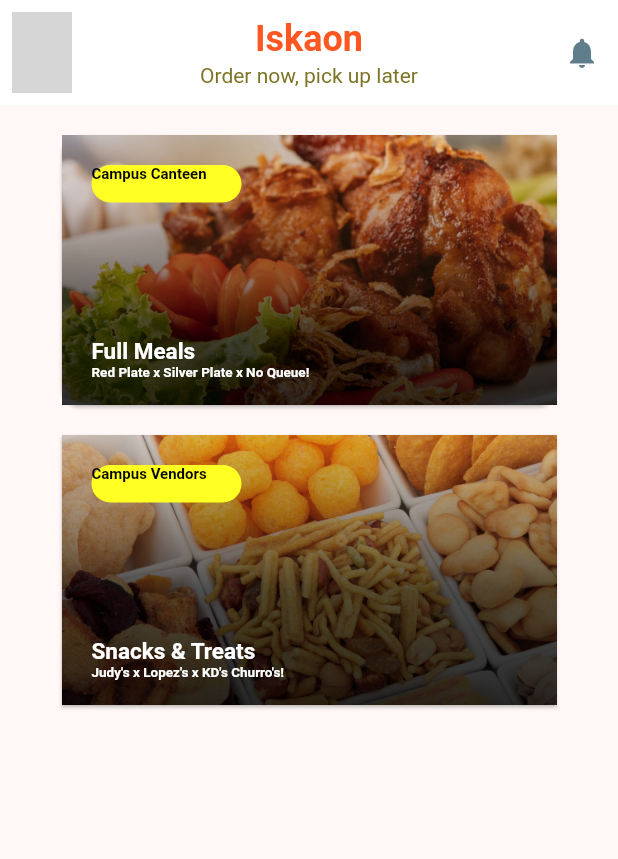
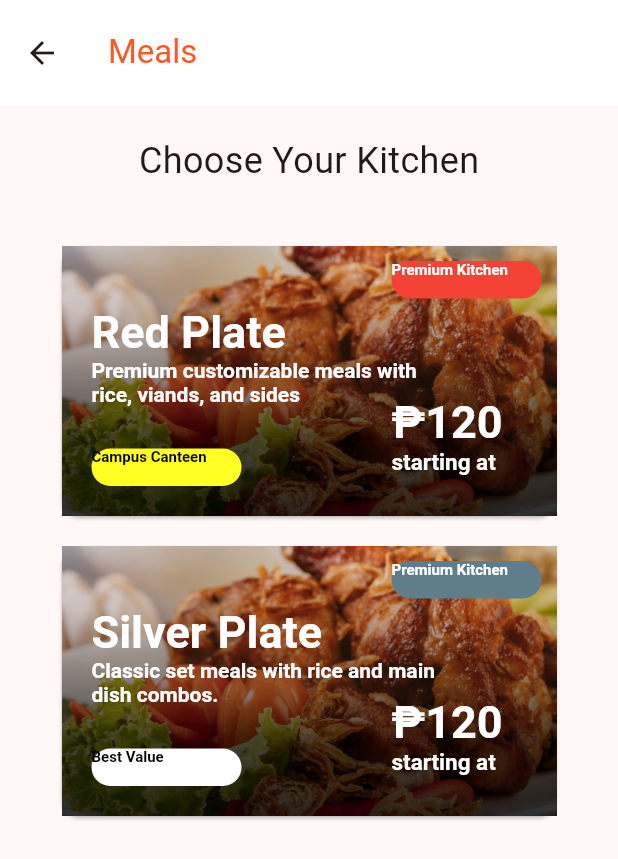
Before and after one commit to bright4Pres/JMResearch, a Flutter app: the screen it shows after launch, after a tap on "Campus Canteen", on a phone screen of 412 x 824 dp. Shown: the top 859 px of the screen. Run offline on Flutter 3.47's test engine with Material 3 defaults, Android fonts, the phone set to English and light mode, and no system bars; grey boxes are pictures that could not be loaded.

Commit message:
meal_screen

```diff
--- a/myapp/lib/screens/home_screen.dart
+++ b/myapp/lib/screens/home_screen.dart
@@ -1,4 +1,5 @@
 import 'package:flutter/material.dart';
+import 'meal_screen.dart';
 
 class HomeScreen extends StatefulWidget {
   const HomeScreen({super.key});
@@ -66,7 +67,12 @@ class _HomeScreenState extends State<HomeScreen> {
             Container(
               margin: const EdgeInsets.only(top: 20),
               child: ElevatedButton(
-                onPressed: () {},
+                onPressed: () {
+                  Navigator.push(
+                    context,
+                    MaterialPageRoute(builder: (context) => MealScreen()),
+                  );
+                },
                 style: ElevatedButton.styleFrom(
                   backgroundColor: Colors.transparent,
                   padding: EdgeInsets.zero,
--- /dev/null
+++ b/myapp/lib/screens/meal_screen.dart
@@ -0,0 +1,296 @@
+import 'package:flutter/material.dart';
+
+class MealScreen extends StatefulWidget {
+  const MealScreen({super.key});
+
+  @override
+  State<MealScreen> createState() => _MealScreenState();
+}
+
+class _MealScreenState extends State<MealScreen> {
+  @override
+  Widget build(BuildContext context) {
+    return Scaffold(
+      appBar: AppBar(
+        title: const Text('Meals', style: TextStyle(color: Colors.deepOrange)),
+        backgroundColor: Colors.white,
+        toolbarHeight: 70,
+      ),
+      body: Center(
+        child: Column(
+          children: [
+            Container(
+              margin: const EdgeInsets.all(20),
+              child: const Text(
+                'Choose Your Kitchen',
+                style: TextStyle(fontSize: 24),
+              ),
+            ),
+            Container(
+              margin: const EdgeInsets.only(top: 20),
+              child: ElevatedButton(
+                onPressed: () {
+                  Navigator.push(
+                    context,
+                    MaterialPageRoute(builder: (context) => MealScreen()),
+                  );
+                },
+                style: ElevatedButton.styleFrom(
+                  backgroundColor: Colors.transparent,
+                  padding: EdgeInsets.zero,
+                  textStyle: const TextStyle(
+                    fontSize: 18,
+                    fontWeight: FontWeight.bold,
+                  ),
+                  shape: RoundedRectangleBorder(
+                    borderRadius: BorderRadius.circular(12),
+                  ),
+                  minimumSize: const Size(330, 180),
+                ),
+                child: Container(
+                  decoration: BoxDecoration(
+                    image: DecorationImage(
+                      image: AssetImage('assets/images/Meals.png'),
+                      fit: BoxFit.cover,
+                    ),
+                  ),
+                  width: 330,
+                  height: 180,
+                  child: Stack(
+                    children: [
+                      Positioned(
+                        bottom: 60,
+                        left: 20,
+                        child: Container(
+                          width: 240,
+                          height: 80,
+                          child: Column(
+                            crossAxisAlignment: CrossAxisAlignment.start,
+                            children: [
+                              Text(
+                                "Red Plate",
+                                style: TextStyle(
+                                  color: Colors.white,
+                                  fontWeight: FontWeight.bold,
+                                  fontSize: 30,
+                                ),
+                              ),
+                              Text(
+                                "Premium customizable meals with rice, viands, and sides",
+                                style: TextStyle(
+                                  color: Colors.white,
+                                  fontSize: 14,
+                                ),
+                              ),
+                            ],
+                          ),
+                        ),
+                      ),
+                      Positioned(
+                        top: 135,
+                        left: 20,
+                        child: Container(
+                          width: 100,
+                          height: 25,
+                          decoration: BoxDecoration(
+                            color: const Color.fromARGB(255, 255, 255, 35),
+                            borderRadius: BorderRadius.circular(15),
+                          ),
+                          child: Text(
+                            "Campus Canteen",
+                            style: TextStyle(
+                              color: Colors.black,
+                              fontSize: 10.0,
+                            ),
+                          ),
+                        ),
+                      ),
+                      Positioned(
+                        top: 10,
+                        left: 220,
+                        child: Container(
+                          width: 100,
+                          height: 25,
+                          decoration: BoxDecoration(
+                            color: Colors.red,
+                            borderRadius: BorderRadius.circular(15),
+                          ),
+                          child: Text(
+                            "Premium Kitchen",
+                            style: TextStyle(
+                              color: Colors.white,
+                              fontSize: 10.0,
+                            ),
+                          ),
+                        ),
+                      ),
+                      Positioned(
+                        top: 100,
+                        left: 220,
+                        child: Container(
+                          width: 240,
+                          height: 80,
+                          child: Column(
+                            crossAxisAlignment: CrossAxisAlignment.start,
+                            children: [
+                              Text(
+                                "₱120",
+                                style: TextStyle(
+                                  color: Colors.white,
+                                  fontWeight: FontWeight.bold,
+                                  fontSize: 30,
+                                ),
+                              ),
+                              Text(
+                                "starting at",
+                                style: TextStyle(
+                                  color: Colors.white,
+                                  fontSize: 15,
+                                ),
+                              ),
+                            ],
+                          ),
+                        ),
+                      ),
+                    ],
+                  ),
+                ),
+              ),
+            ),
+            Container(
+              margin: const EdgeInsets.only(top: 20),
+              child: ElevatedButton(
+                onPressed: () {
+                  Navigator.push(
+                    context,
+                    MaterialPageRoute(builder: (context) => MealScreen()),
+                  );
+                },
+                style: ElevatedButton.styleFrom(
+                  backgroundColor: Colors.transparent,
+                  padding: EdgeInsets.zero,
+                  textStyle: const TextStyle(
+                    fontSize: 18,
+                    fontWeight: FontWeight.bold,
+                  ),
+                  shape: RoundedRectangleBorder(
+                    borderRadius: BorderRadius.circular(12),
+                  ),
+                  minimumSize: const Size(330, 180),
+                ),
+                child: Container(
+                  decoration: BoxDecoration(
+                    image: DecorationImage(
+                      image: AssetImage('assets/images/Meals.png'),
+                      fit: BoxFit.cover,
+                    ),
+                  ),
+                  width: 330,
+                  height: 180,
+                  child: Stack(
+                    children: [
+                      Positioned(
+                        bottom: 60,
+                        left: 20,
+                        child: Container(
+                          width: 240,
+                          height: 80,
+                          child: Column(
+                            crossAxisAlignment: CrossAxisAlignment.start,
+                            children: [
+                              Text(
+                                "Silver Plate",
+                                style: TextStyle(
+                                  color: Colors.white,
+                                  fontWeight: FontWeight.bold,
+                                  fontSize: 30,
+                                ),
+                              ),
+                              Text(
+                                "Classic set meals with rice and main dish combos.",
+                                style: TextStyle(
+                                  color: Colors.white,
+                                  fontSize: 14,
+                                ),
+                              ),
+                            ],
+                          ),
+                        ),
+                      ),
+                      Positioned(
+                        top: 135,
+                        left: 20,
+                        child: Container(
+                          width: 100,
+                          height: 25,
+                          decoration: BoxDecoration(
+                            color: Colors.white,
+                            borderRadius: BorderRadius.circular(15),
+                          ),
+                          child: Text(
+                            "Best Value",
+                            style: TextStyle(
+                              color: Colors.black,
+                              fontSize: 10.0,
+                            ),
+                          ),
+                        ),
+                      ),
+                      Positioned(
+                        top: 10,
+                        left: 220,
+                        child: Container(
+                          width: 100,
+                          height: 25,
+                          decoration: BoxDecoration(
+                            color: Colors.blueGrey,
+                            borderRadius: BorderRadius.circular(15),
+                          ),
+                          child: Text(
+                            "Premium Kitchen",
+                            style: TextStyle(
+                              color: Colors.white,
+                              fontSize: 10.0,
+                            ),
+                          ),
+                        ),
+                      ),
+                      Positioned(
+                        top: 100,
+                        left: 220,
+                        child: Container(
+                          width: 240,
+                          height: 80,
+                          child: Column(
+                            crossAxisAlignment: CrossAxisAlignment.start,
+                            children: [
+                              Text(
+                                "₱120",
+                                style: TextStyle(
+                                  color: Colors.white,
+                                  fontWeight: FontWeight.bold,
+                                  fontSize: 30,
+                                ),
+                              ),
+                              Text(
+                                "starting at",
+                                style: TextStyle(
+                                  color: Colors.white,
+                                  fontSize: 15,
+                                ),
+                              ),
+                            ],
+                          ),
+                        ),
+                      ),
+                    ],
+                  ),
+                ),
+              ),
+            ),
+          ],
+        ),
+      ),
+    );
+  }
+}
```
Also changed, not shown: myapp/lib/screens/snack_screen.dart (added).
